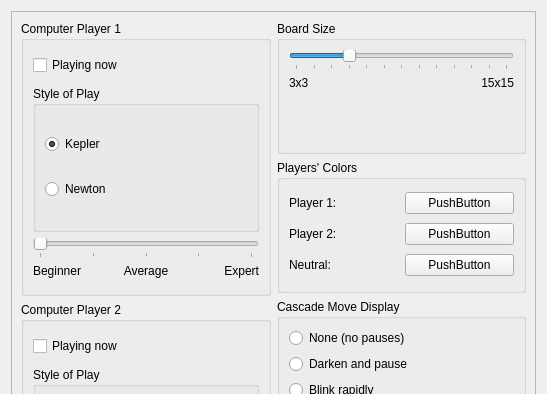
KDE/kjumpingcube, file settings.ui: the form before one commit; both pictures show x 0 to 547 and y 0 to 394 of the 547 by 624 pixel window.
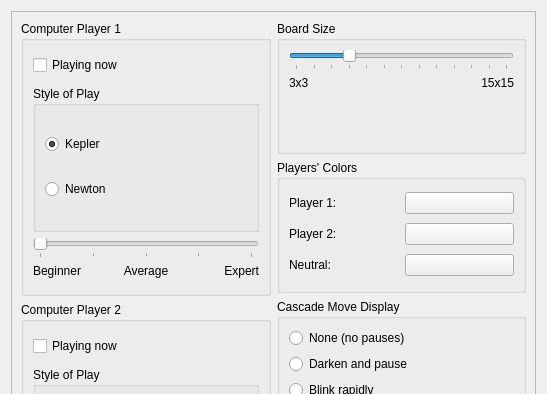
The form after the commit. Custom widgets are drawn as their Qt base class.

Commit message:
Remove unused text from KColorButton widgets
It is not used at runtime anyway, so it is pointless to make it
translatable.

What changed in the file:
```diff
--- a/settings.ui
+++ b/settings.ui
@@ -393,11 +393,7 @@
               </widget>
              </item>
              <item>
-              <widget class="KColorButton" name="kcfg_Color1">
-               <property name="text">
-                <string>PushButton</string>
-               </property>
-              </widget>
+              <widget class="KColorButton" name="kcfg_Color1"/>
              </item>
             </layout>
            </item>
@@ -411,11 +407,7 @@
               </widget>
              </item>
              <item>
-              <widget class="KColorButton" name="kcfg_Color2">
-               <property name="text">
-                <string>PushButton</string>
-               </property>
-              </widget>
+              <widget class="KColorButton" name="kcfg_Color2"/>
              </item>
             </layout>
            </item>
@@ -429,11 +421,7 @@
               </widget>
              </item>
              <item>
-              <widget class="KColorButton" name="kcfg_Color0">
-               <property name="text">
-                <string>PushButton</string>
-               </property>
-              </widget>
+              <widget class="KColorButton" name="kcfg_Color0"/>
              </item>
             </layout>
            </item>
```
